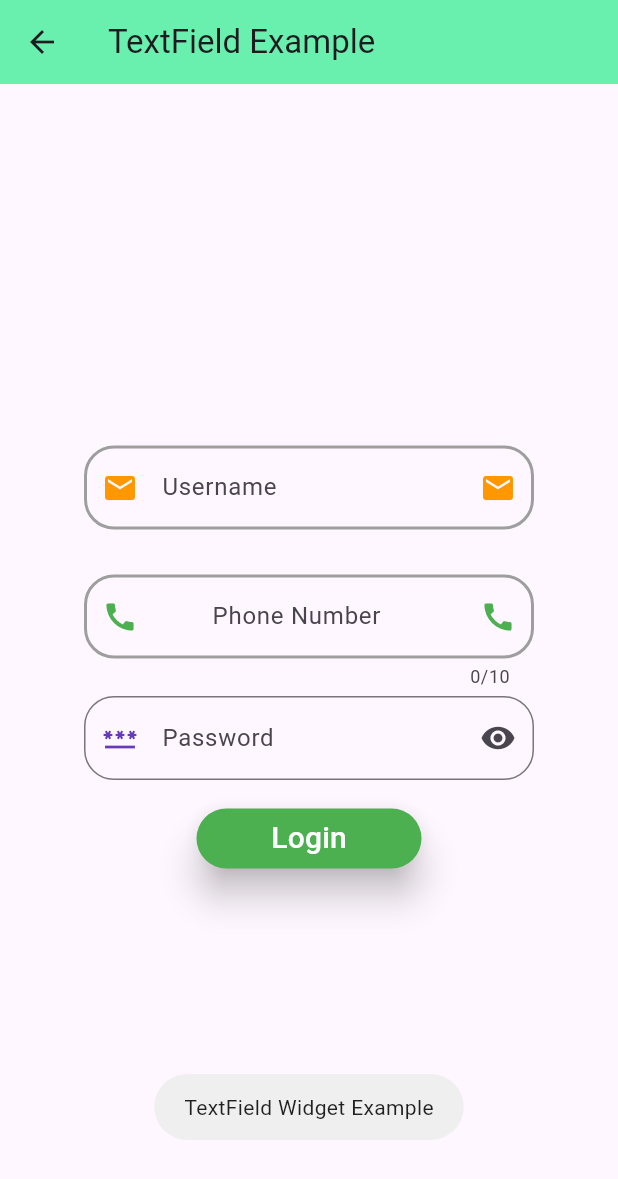
After one commit to thisisdishang/JourneyToFlutter, a Flutter app: the screen it shows after launch, after a tap on "TextField", on a phone screen of 412 x 824 dp. The commit adds this screen. Shown: the top 1179 px of the screen. Run offline on Flutter 3.47's test engine with Material 3 defaults, Android fonts, the phone set to English and light mode, and no system bars; our stand-ins replace fluttertoast.

Commit message:
Implement TextField Widget and check all it's properties

```diff
--- /dev/null
+++ b/lib/MyTextField.dart
@@ -0,0 +1,163 @@
+import 'package:flutter/material.dart';
+import 'package:fluttertoast/fluttertoast.dart';
+
+class mytextfield extends StatelessWidget {
+  const mytextfield({super.key});
+
+  @override
+  Widget build(BuildContext context) {
+    var emailText = TextEditingController();
+    var passText = TextEditingController();
+    var phoneText = TextEditingController();
+
+    return Scaffold(
+      appBar: AppBar(
+        title: Text('TextField Example'),
+        backgroundColor: Colors.greenAccent,
+      ),
+      body: Center(
+        child: Container(
+          width: 300,
+          child: Column(
+            mainAxisAlignment: MainAxisAlignment.center,
+            children: [
+              TextField(
+                controller: emailText,
+                decoration: InputDecoration(
+                  hintText: "Username",
+                  prefixIcon: Icon(
+                    Icons.email,
+                    color: Colors.orange,
+                  ),
+                  suffixIcon: IconButton(
+                    icon: Icon(
+                      Icons.email,
+                      color: Colors.orange,
+                    ),
+                    onPressed: () {},
+                  ),
+                  focusedBorder: OutlineInputBorder(
+                    borderRadius: BorderRadius.circular(20),
+                    borderSide: BorderSide(
+                      color: Colors.orange,
+                      width: 2,
+                    ),
+                  ),
+                  enabledBorder: OutlineInputBorder(
+                    borderRadius: BorderRadius.circular(20),
+                    borderSide: BorderSide(
+                      color: Colors.grey,
+                      width: 2,
+                    ),
+                  ),
+                  disabledBorder: OutlineInputBorder(
+                    borderRadius: BorderRadius.circular(20),
+                    borderSide: BorderSide(
+                      color: Colors.grey,
+                      width: 2,
+                    ),
+                  ),
+                ),
+              ),
+              SizedBox(
+                height: 30,
+              ),
+              TextField(
+                maxLength: 10,
+                keyboardType: TextInputType.phone,
+                controller: phoneText,
+                decoration: InputDecoration(
+                  prefixText: "+91-",
+                  hintText: "Phone Number",
+                  prefixIcon: Icon(
+                    Icons.call,
+                    color: Colors.green,
+                  ),
+                  suffixIcon: IconButton(
+                    icon: Icon(
+                      Icons.call,
+                      color: Colors.green,
+                    ),
+                    onPressed: () {},
+                  ),
+                  focusedBorder: OutlineInputBorder(
+                    borderRadius: BorderRadius.circular(20),
+                    borderSide: BorderSide(
+                      color: Colors.green,
+                      width: 2,
+                    ),
+                  ),
+                  enabledBorder: OutlineInputBorder(
+                    borderRadius: BorderRadius.circular(20),
+                    borderSide: BorderSide(
+                      color: Colors.grey,
+                      width: 2,
+                    ),
+                  ),
+                  disabledBorder: OutlineInputBorder(
+                    borderRadius: BorderRadius.circular(20),
+                    borderSide: BorderSide(
+                      color: Colors.grey,
+                      width: 2,
+                    ),
+                  ),
+                ),
+              ),
+              SizedBox(
+                height: 5,
+              ),
+              TextField(
+                obscureText: true,
+                obscuringCharacter: '*',
+                controller: passText,
+                decoration: InputDecoration(
+                  prefixIcon: Icon(
+                    Icons.password,
+                    color: Colors.deepPurple,
+                  ),
+                  suffixIcon: IconButton(
+                    icon: Icon(Icons.remove_red_eye),
+                    onPressed: () {},
+                  ),
+                  hintText: "Password",
+                  border: OutlineInputBorder(
+                    borderRadius: BorderRadius.circular(20),
+                  ),
+                ),
+              ),
+              SizedBox(
+                height: 15,
+              ),
+              Container(
+                width: 150,
+                child: ElevatedButton(
+                  style: ElevatedButton.styleFrom(
+                    backgroundColor: Colors.green,
+                    elevation: 10,
+                  ),
+                  onPressed: () {
+                    String Uemail = emailText.text.toString();
+                    String Upass = passText.text;
+                    String Unum = phoneText.text.toString();
+                    if (Uemail != "" && Upass != "" && Unum != "") {
+                      Fluttertoast.showToast(
+                        msg:
+                            "Email: $Uemail,\nPhone Numeber: $Unum,\nPassword: $Upass",
+                      );
+                      print(
+                          "Email: $Uemail, Phone Numeber: $Unum, Password: $Upass");
+                    }
+                  },
+                  child: Text(
+                    'Login',
+                    style: TextStyle(color: Colors.white, fontSize: 20),
+                  ),
+                ),
+              ),
+            ],
+          ),
+        ),
+      ),
+    );
+  }
+}
--- a/lib/main.dart
+++ b/lib/main.dart
@@ -4,6 +4,7 @@ import 'package:journey_to_flutter/CircleAvatar.dart';
 import 'package:journey_to_flutter/ExpandedExample.dart';
 import 'package:journey_to_flutter/ListView.dart';
 import 'package:journey_to_flutter/MyCard.dart';
+import 'package:journey_to_flutter/MyTextField.dart';
 import 'package:journey_to_flutter/StylesThemes.dart';
 
 void main() {
@@ -215,7 +216,17 @@ class _MyHomePageState extends State<MyHomePage> {
                     SizedBox(
                       width: 10,
                     ),
-                    Container(
+                    InkWell(
+                      onTap: () {
+                        Navigator.push(
+                          context,
+                          MaterialPageRoute(
+                            builder: (context) => mytextfield(),
+                          ),
+                        );
+                        Fluttertoast.showToast(msg: 'TextField Widget Example');
+                      },
+                      child: Container(
                         decoration: BoxDecoration(
                           color: Colors.green,
                           borderRadius: BorderRadius.only(
@@ -231,11 +242,12 @@ class _MyHomePageState extends State<MyHomePage> {
                               print('Tapped on Row 3 Text');
                             },
                             child: Text(
-                            'Row 3',
+                              'TextField',
                               style: TextStyle(
                                 fontSize: 16,
                                 color: Colors.white,
                                 fontWeight: FontWeight.bold,
+                              ),
                             ),
                           ),
                         ),
```
Also changed, not shown: 1 other file. Lines whose indentation alone changed are shown as unchanged.
